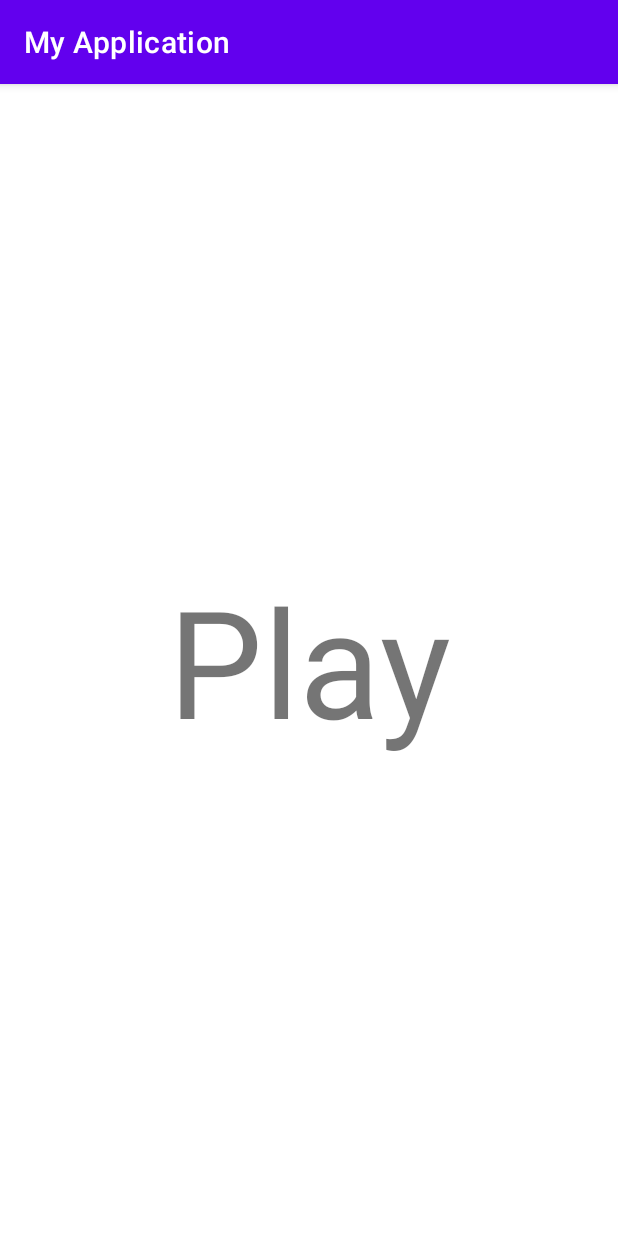
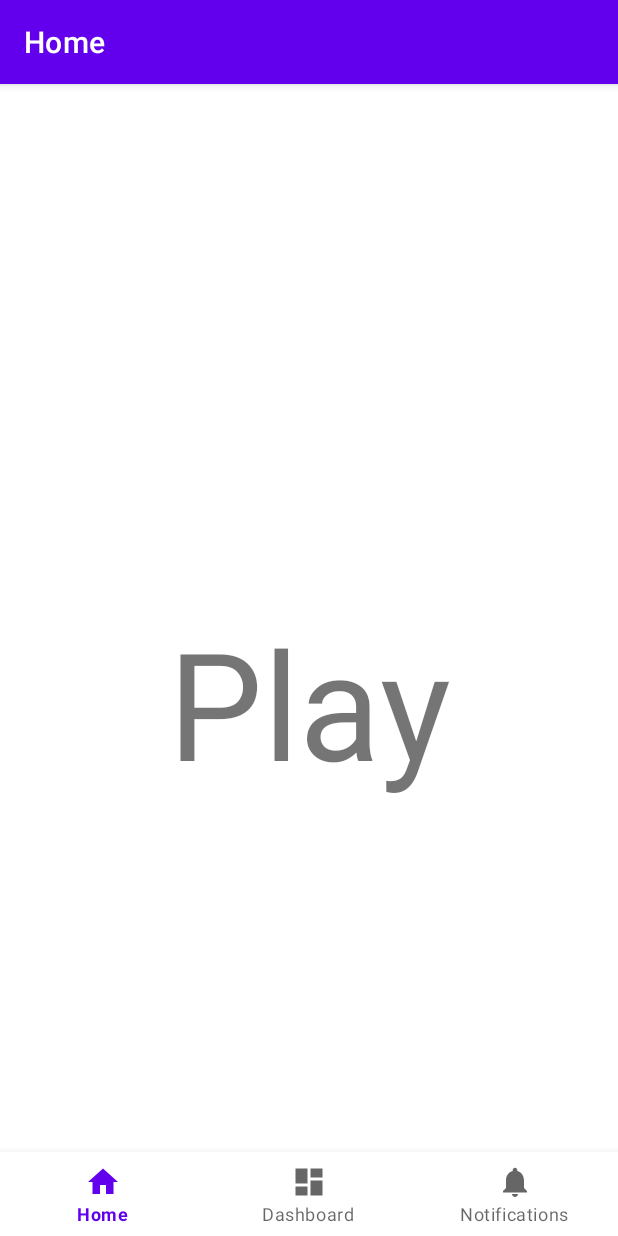
Before and after one commit to minji-dan/DanGuide, an Android app: the screen it shows after launch (TmpActivity before the commit, MainActivity after it), on a phone screen of 412 x 824 dp. Run offline under Robolectric (Android 15) with nearby library versions, the phone set to English and light mode, and no system bars; our stand-ins replace navigation-ui; 2 statements that could not run were skipped.

```diff
--- a/DanGuideApp/app/src/main/AndroidManifest.xml
+++ b/DanGuideApp/app/src/main/AndroidManifest.xml
@@ -10,7 +10,7 @@
         android:supportsRtl="true"
         android:theme="@style/Theme.MyApplication">
         <activity
-            android:name=".TmpActivity"
+            android:name=".MainActivity"
             android:exported="true">
             <intent-filter>
                 <action android:name="android.intent.action.MAIN" />
--- a/DanGuideApp/app/src/main/java/com/example/myapplication/TmpActivity.java
+++ /dev/null
@@ -1,39 +0,0 @@
-package com.example.myapplication;
-
-import androidx.appcompat.app.AppCompatActivity;
-
-import android.media.MediaPlayer;
-import android.os.Bundle;
-import android.view.View;
-import android.widget.Button;
-import android.widget.TextView;
-
-public class TmpActivity extends AppCompatActivity {
-
-    TextView tv;
-    MediaPlayer mp;
-
-    @Override
-    protected void onCreate(Bundle savedInstanceState) {
-        super.onCreate(savedInstanceState);
-        setContentView(R.layout.activity_tmp);
-
-        mp = MediaPlayer.create(this, R.raw.map);
-        mp.setLooping(false);
-
-        tv = (TextView) this.findViewById(R.id.hellobutton);
-        tv.setOnClickListener(new Button.OnClickListener() {
-            @Override
-            public void onClick(View view) {
-                if (!mp.isPlaying()) {
-                    mp.start();
-                    tv.setText("Stop");
-                } else {
-                    mp.pause();
-                    tv.setText("Start");
-                }
-
-            }
-        });
-    }
-}
--- /dev/null
+++ b/DanGuideApp/app/src/main/res/drawable/ic_dashboard_black_24dp.xml
@@ -0,0 +1,9 @@
+<vector xmlns:android="http://schemas.android.com/apk/res/android"
+    android:width="24dp"
+    android:height="24dp"
+    android:viewportWidth="24.0"
+    android:viewportHeight="24.0">
+    <path
+        android:fillColor="#FF000000"
+        android:pathData="M3,13h8L11,3L3,3v10zM3,21h8v-6L3,15v6zM13,21h8L21,11h-8v10zM13,3v6h8L21,3h-8z" />
+</vector>
--- /dev/null
+++ b/DanGuideApp/app/src/main/res/drawable/ic_home_black_24dp.xml
@@ -0,0 +1,9 @@
+<vector xmlns:android="http://schemas.android.com/apk/res/android"
+    android:width="24dp"
+    android:height="24dp"
+    android:viewportWidth="24.0"
+    android:viewportHeight="24.0">
+    <path
+        android:fillColor="#FF000000"
+        android:pathData="M10,20v-6h4v6h5v-8h3L12,3 2,12h3v8z" />
+</vector>
--- /dev/null
+++ b/DanGuideApp/app/src/main/res/drawable/ic_notifications_black_24dp.xml
@@ -0,0 +1,9 @@
+<vector xmlns:android="http://schemas.android.com/apk/res/android"
+    android:width="24dp"
+    android:height="24dp"
+    android:viewportWidth="24.0"
+    android:viewportHeight="24.0">
+    <path
+        android:fillColor="#FF000000"
+        android:pathData="M12,22c1.1,0 2,-0.9 2,-2h-4c0,1.1 0.89,2 2,2zM18,16v-5c0,-3.07 -1.64,-5.64 -4.5,-6.32L13.5,4c0,-0.83 -0.67,-1.5 -1.5,-1.5s-1.5,0.67 -1.5,1.5v0.68C7.63,5.36 6,7.92 6,11v5l-2,2v1h16v-1l-2,-2z" />
+</vector>
--- a/DanGuideApp/app/src/main/res/layout/activity_tmp.xml
+++ /dev/null
@@ -1,20 +0,0 @@
-<?xml version="1.0" encoding="utf-8"?>
-<androidx.constraintlayout.widget.ConstraintLayout xmlns:android="http://schemas.android.com/apk/res/android"
-    xmlns:app="http://schemas.android.com/apk/res-auto"
-    xmlns:tools="http://schemas.android.com/tools"
-    android:layout_width="match_parent"
-    android:layout_height="match_parent"
-    tools:context=".TmpActivity">
-
-    <TextView
-        android:id="@+id/hellobutton"
-        android:layout_width="wrap_content"
-        android:layout_height="wrap_content"
-        android:text="Play"
-        android:textSize="100dp"
-        app:layout_constraintBottom_toBottomOf="parent"
-        app:layout_constraintLeft_toLeftOf="parent"
-        app:layout_constraintRight_toRightOf="parent"
-        app:layout_constraintTop_toTopOf="parent" />
-
-</androidx.constraintlayout.widget.ConstraintLayout>
--- a/DanGuideApp/app/src/main/res/navigation/mobile_navigation.xml
+++ b/DanGuideApp/app/src/main/res/navigation/mobile_navigation.xml
@@ -7,19 +7,19 @@
 
     <fragment
         android:id="@+id/navigation_home"
-        android:name="com.example.navigationsample.ui.home.HomeFragment"
+        android:name="com.example.myapplication.ui.home.HomeFragment"
         android:label="@string/title_home"
         tools:layout="@layout/fragment_home" />
 
     <fragment
         android:id="@+id/navigation_dashboard"
-        android:name="com.example.navigationsample.ui.dashboard.DashboardFragment"
+        android:name="com.example.myapplication.ui.dashboard.DashboardFragment"
         android:label="@string/title_dashboard"
         tools:layout="@layout/fragment_dashboard" />
 
     <fragment
         android:id="@+id/navigation_notifications"
-        android:name="com.example.navigationsample.ui.notifications.NotificationsFragment"
+        android:name="com.example.myapplication.ui.notifications.NotificationsFragment"
         android:label="@string/title_notifications"
         tools:layout="@layout/fragment_notifications" />
 </navigation>
--- /dev/null
+++ b/DanGuideApp/app/src/main/res/values/dimens.xml
@@ -0,0 +1,5 @@
+<resources>
+    <!-- Default screen margins, per the Android Design guidelines. -->
+    <dimen name="activity_horizontal_margin">16dp</dimen>
+    <dimen name="activity_vertical_margin">16dp</dimen>
+</resources>
--- a/DanGuideApp/app/src/main/res/values/strings.xml
+++ b/DanGuideApp/app/src/main/res/values/strings.xml
@@ -1,3 +1,6 @@
 <resources>
     <string name="app_name">My Application</string>
+    <string name="title_home">Home</string>
+    <string name="title_dashboard">Dashboard</string>
+    <string name="title_notifications">Notifications</string>
 </resources>
```
Also changed, not shown: DanGuideApp/app/src/main/res/drawable/ic_launcher_foreground.xml (added, +30 -0 lines), DanGuideApp/app/src/main/res/layout/fragment_home.xml (+6 -9 lines).
